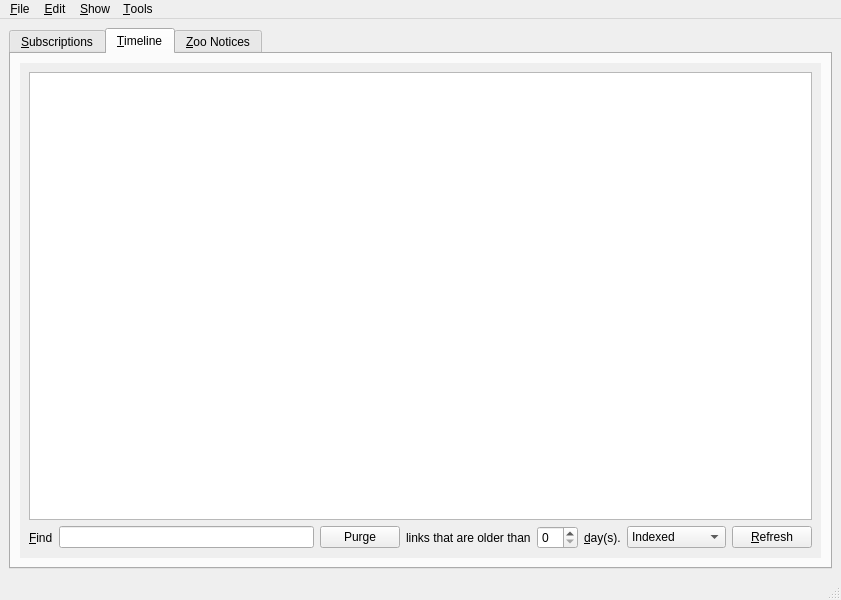
textbrowser/spot-on, file branches/trunk/GoldBug-UI/spot-on-rss.ui: the form before one commit.
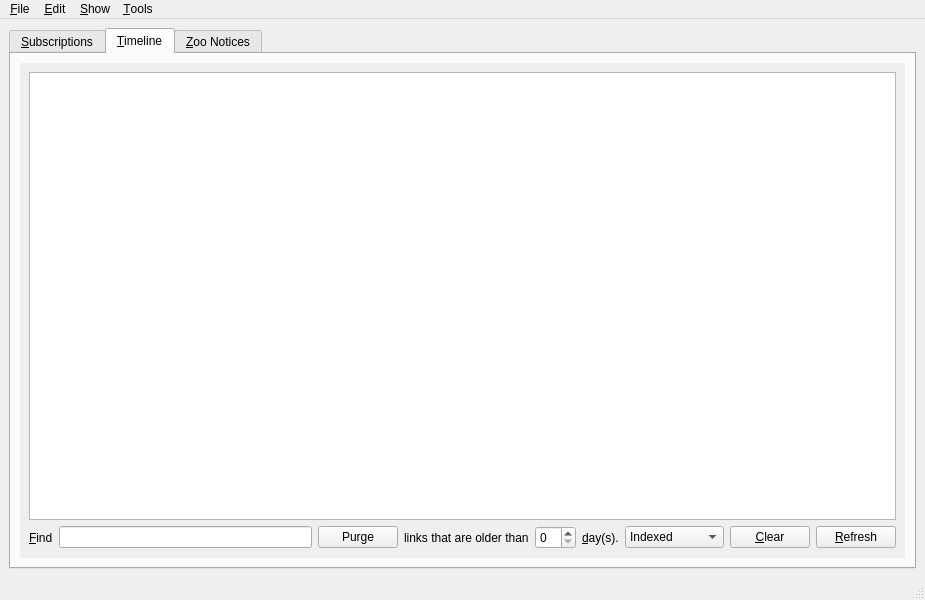
The form after the commit. The open tabs and pages were chosen to show the change. Icons and pictures are not drawn. Custom widgets are drawn as their Qt base class.

Commit message: Clear function.

Diff of the .ui file:
```diff
--- a/branches/trunk/GoldBug-UI/spot-on-rss.ui
+++ b/branches/trunk/GoldBug-UI/spot-on-rss.ui
@@ -6,7 +6,7 @@
    <rect>
     <x>0</x>
     <y>0</y>
-    <width>841</width>
+    <width>925</width>
     <height>600</height>
    </rect>
   </property>
@@ -443,8 +443,8 @@
             <rect>
              <x>0</x>
              <y>0</y>
-             <width>790</width>
-             <height>111</height>
+             <width>885</width>
+             <height>489</height>
             </rect>
            </property>
            <layout class="QVBoxLayout" name="verticalLayout_6">
@@ -476,14 +476,7 @@
                </widget>
               </item>
               <item>
-               <widget class="QLineEdit" name="find">
-                <property name="minimumSize">
-                 <size>
-                  <width>200</width>
-                  <height>0</height>
-                 </size>
-                </property>
-               </widget>
+               <widget class="QLineEdit" name="find"/>
               </item>
               <item>
                <widget class="QPushButton" name="purge">
@@ -564,6 +557,13 @@
                 </item>
                </widget>
               </item>
+              <item>
+               <widget class="QPushButton" name="clear">
+                <property name="text">
+                 <string>&amp;Clear</string>
+                </property>
+               </widget>
+              </item>
               <item>
                <widget class="QPushButton" name="refresh_timeline">
                 <property name="text">
@@ -634,8 +634,8 @@
     <rect>
      <x>0</x>
      <y>0</y>
-     <width>841</width>
-     <height>19</height>
+     <width>925</width>
+     <height>22</height>
     </rect>
    </property>
    <widget class="QMenu" name="menu_File">
```
Left out of the diff: 3 changed lines with no effect on the pictures. The commit also changes 1 other file.
